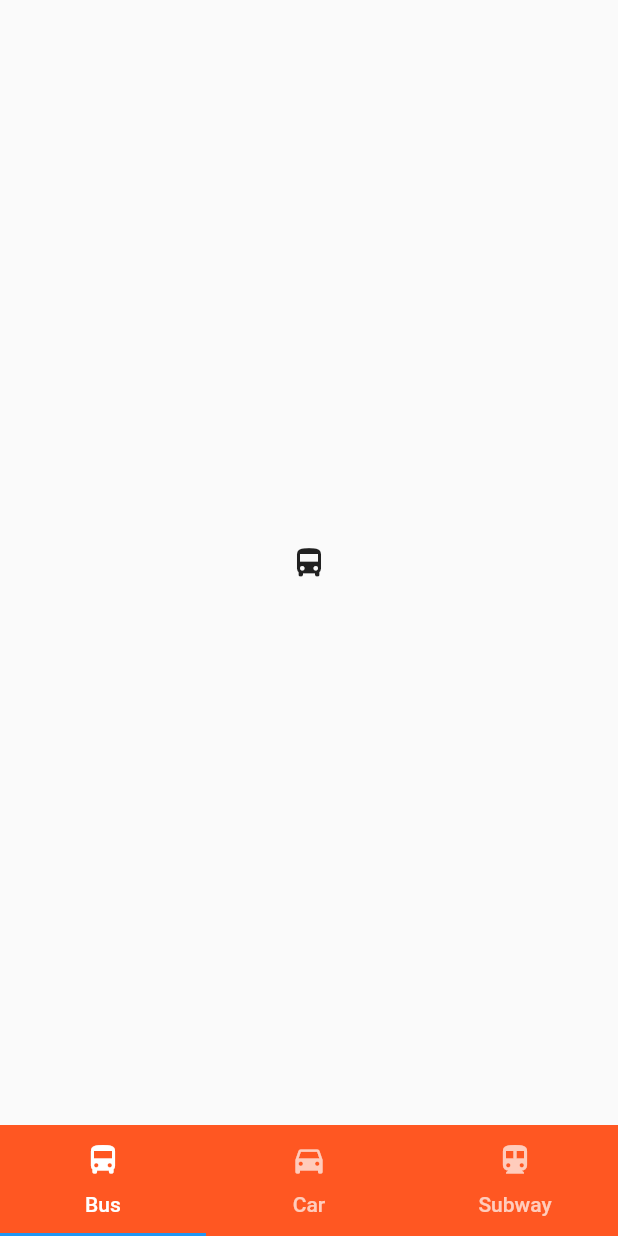
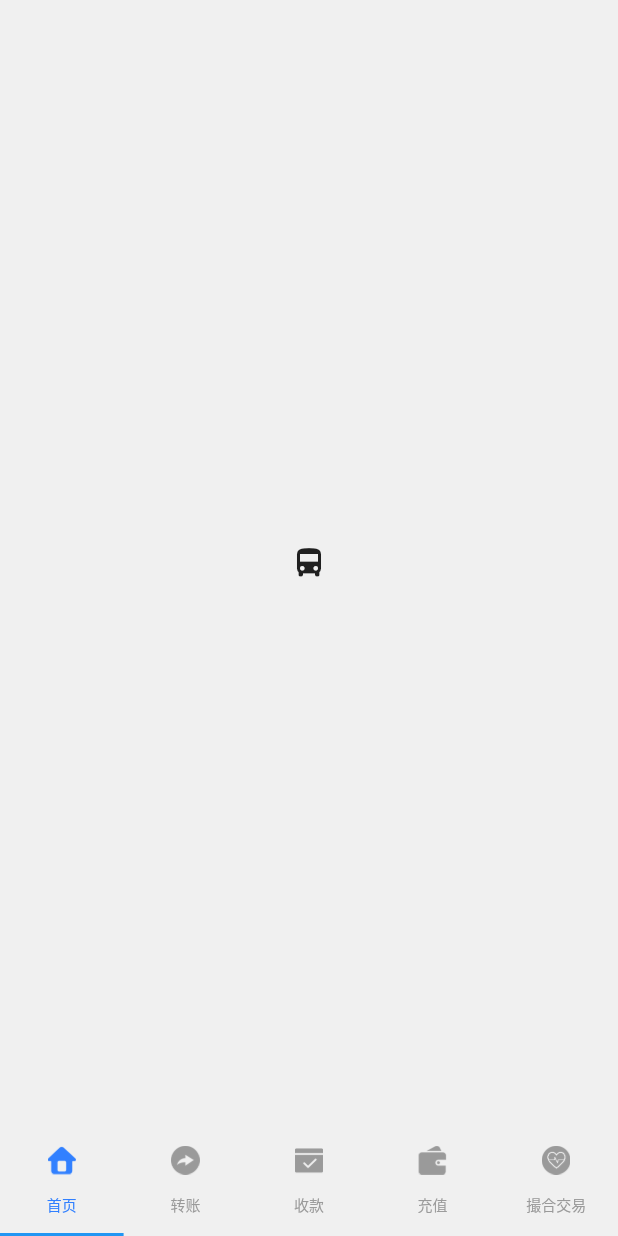
Before and after one commit to milo-meng/flutter_app, a Flutter app: the screen it shows after launch, on a phone screen of 412 x 824 dp. Run offline on Flutter 3.47's test engine with Material 2 defaults, Android fonts, the phone set to English and light mode, and no system bars.

Commit message:
修改icon

```diff
--- a/lib/main.dart
+++ b/lib/main.dart
@@ -21,7 +21,7 @@ class MainTabsState extends State<MainTabs>
   @override
   void initState() {
     super.initState();
-    controller = TabController(vsync: this, length: 3);
+    controller = TabController(vsync: this, length: 5);
   }
 
   @override
@@ -33,16 +33,21 @@ class MainTabsState extends State<MainTabs>
   @override
   Widget build(BuildContext context) {
     return new Scaffold(
-      bottomNavigationBar: new Material(
-        color: Colors.deepOrange,
-        child: new TabBar(
-          controller: controller,
-          tabs: <Tab>[
-            new Tab(text: 'Bus', icon: new Icon(Icons.directions_bus)),
-            new Tab(text: 'Car', icon: new Icon(Icons.directions_car)),
-            new Tab(text: 'Subway', icon: new Icon(Icons.directions_subway)),
-          ],
+      backgroundColor: Color(0xFFF0F0F0),//#F0F0F0
+      bottomNavigationBar: new TabBar(
+        controller: controller,
+        labelColor: Color(0xFF3180FF),//#3180FF
+        unselectedLabelColor: Color(0xFF9A9A9A),//#9A9A9A
+        labelStyle: new TextStyle(
+          fontSize: 10.0
         ),
+        tabs: <Tab>[
+          new Tab(text: '首页', icon: new ImageIcon(new AssetImage("icons/tab_home.png"))),
+          new Tab(text: '转账', icon: new ImageIcon(new AssetImage("icons/tab_transfer.png"))),
+          new Tab(text: '收款', icon: new ImageIcon(new AssetImage("icons/tab_receive_money.png"))),
+          new Tab(text: '充值', icon: new ImageIcon(new AssetImage("icons/tab_top_up.png"))),
+          new Tab(text: '撮合交易', icon: new ImageIcon(new AssetImage("icons/tab_deal_making.png"))),
+        ],
       ),
       body: new TabBarView(
         controller: controller,
@@ -50,6 +55,8 @@ class MainTabsState extends State<MainTabs>
           new Icon(Icons.directions_bus),
           new Icon(Icons.directions_car),
           new Icon(Icons.directions_subway),
+          new Icon(Icons.directions_bike),
+          new Icon(Icons.directions_boat),
         ],
       ),
     );
--- a/pubspec.yaml
+++ b/pubspec.yaml
@@ -35,6 +35,12 @@ flutter:
 
   # For details regarding adding assets from package dependencies, see
   # https://flutter.io/assets-and-images/#from-packages
+  assets:
+    - icons/tab_home.png
+    - icons/tab_transfer.png
+    - icons/tab_receive_money.png
+    - icons/tab_top_up.png
+    - icons/tab_deal_making.png
 
   # To add custom fonts to your application, add a fonts section here,
   # in this "flutter" section. Each entry in this list should have a
```
Also changed, not shown: icons/3.0x/tab_deal_making.png (added), icons/3.0x/tab_home.png (added), icons/3.0x/tab_receive_money.png (added), icons/3.0x/tab_top_up.png (added), icons/3.0x/tab_transfer.png (added).
